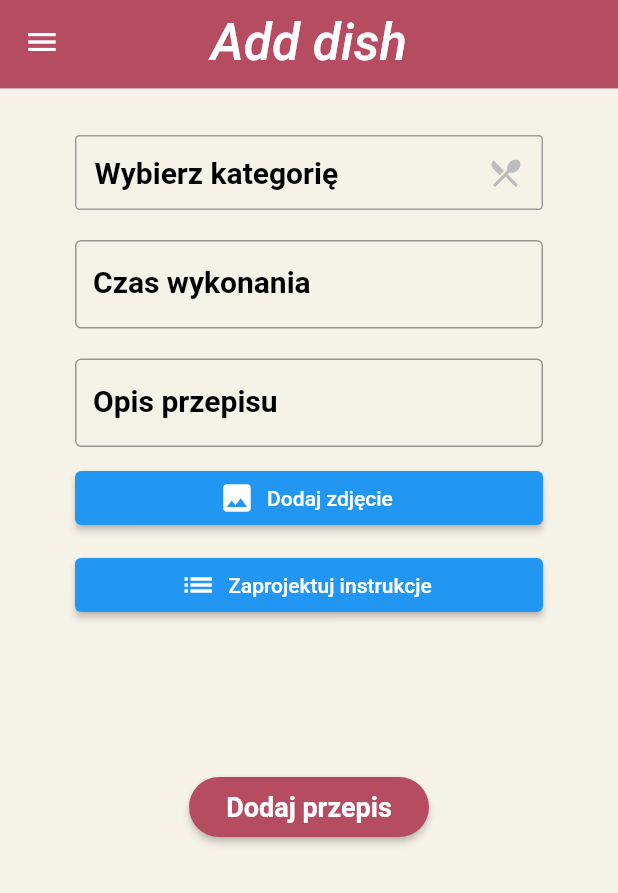
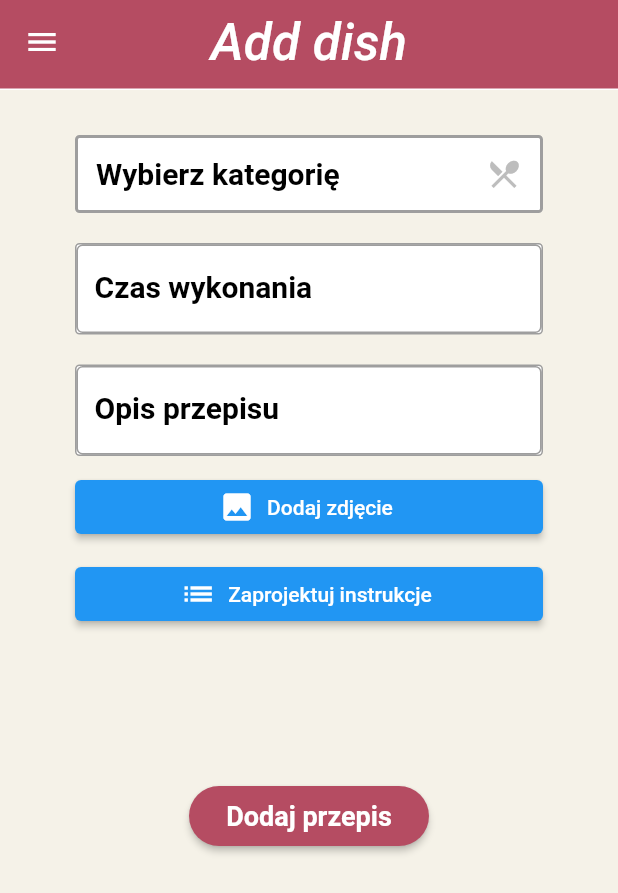
Before and after one commit to Kryszczyn99/Dishio, a Flutter app: the RecipeAdd screen opened directly, on a phone screen of 412 x 824 dp. Shown: the top 893 px of the screen. Run offline on Flutter 3.47's test engine with Material 2 defaults, Android fonts, the phone set to English and light mode, and no system bars; our stand-ins replace animated_splash_screen, cloud_firestore, firebase_auth, firebase_core, firebase_storage; accounts and stored records are empty.

Commit message:
skonczenie formularza

```diff
--- a/lib/screens/recipe_adding/recipe_adding.dart
+++ b/lib/screens/recipe_adding/recipe_adding.dart
@@ -70,9 +70,10 @@ class _RecipeAddState extends State<RecipeAdd> {
                           padding: EdgeInsets.symmetric(horizontal: 12.0),
                           width: 400,
                           decoration: BoxDecoration(
+                            color: Colors.white,
                             border: Border.all(
                               color: Colors.grey,
-                              width: 1.0,
+                              width: 2.0,
                             ),
                             borderRadius: BorderRadius.circular(3.0),
                           ),
@@ -114,6 +115,14 @@ class _RecipeAddState extends State<RecipeAdd> {
                         SizedBox(height: 20),
                         Container(
                           width: 400,
+                          decoration: BoxDecoration(
+                            color: Colors.white, // ustawienie białego tła
+                            border: Border.all(
+                              color: Colors.grey,
+                              width: 1.0,
+                            ),
+                            borderRadius: BorderRadius.circular(3.0),
+                          ),
                           child: TextFormField(
                             keyboardType: TextInputType.number,
                             inputFormatters: [
@@ -142,6 +151,14 @@ class _RecipeAddState extends State<RecipeAdd> {
                         SizedBox(height: 20),
                         Container(
                           width: 400,
+                          decoration: BoxDecoration(
+                            color: Colors.white, // ustawienie białego tła
+                            border: Border.all(
+                              color: Colors.grey,
+                              width: 1.0,
+                            ),
+                            borderRadius: BorderRadius.circular(3.0),
+                          ),
                           child: TextFormField(
                             keyboardType: TextInputType.multiline,
                             maxLines: null,
```
